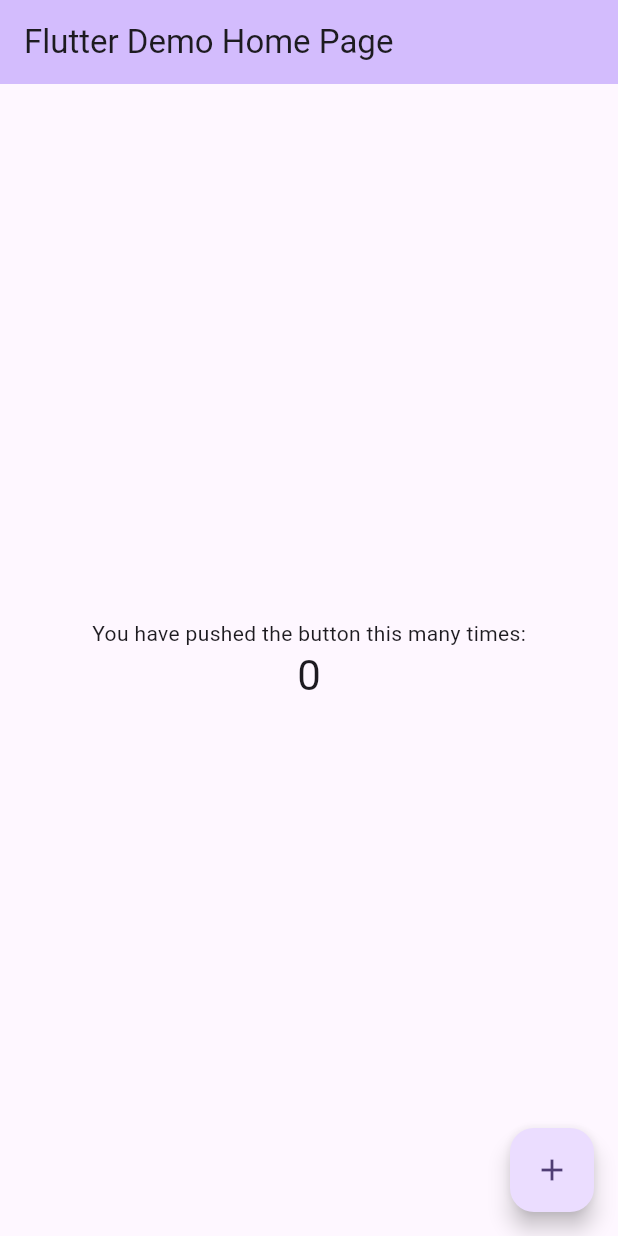
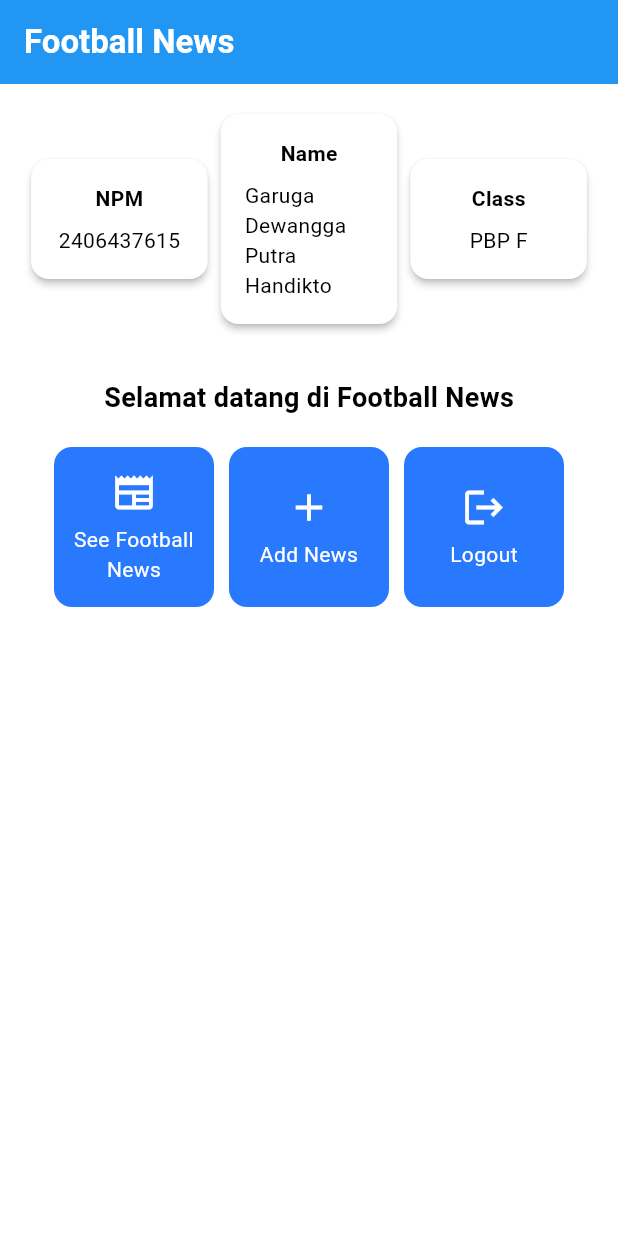
Before and after one commit to grdph123/football-news-mobile, a Flutter app: the screen it shows after launch, on a phone screen of 412 x 824 dp. Run offline on Flutter 3.47's test engine with Material 3 defaults, Android fonts, the phone set to English and light mode, and no system bars.

Commit message:
tutorial 6 selesai

```diff
--- a/lib/main.dart
+++ b/lib/main.dart
@@ -1,4 +1,5 @@
 import 'package:flutter/material.dart';
+import 'menu.dart';
 
 void main() {
   runApp(const MyApp());
@@ -7,116 +8,15 @@ void main() {
 class MyApp extends StatelessWidget {
   const MyApp({super.key});
 
-  // This widget is the root of your application.
   @override
   Widget build(BuildContext context) {
     return MaterialApp(
-      title: 'Flutter Demo',
+      title: 'Football News',
       theme: ThemeData(
-        // This is the theme of your application.
-        //
-        // TRY THIS: Try running your application with "flutter run". You'll see
-        // the application has a purple toolbar. Then, without quitting the app,
-        // try changing the seedColor in the colorScheme below to Colors.green
-        // and then invoke "hot reload" (save your changes or press the "hot
-        // reload" button in a Flutter-supported IDE, or press "r" if you used
-        // the command line to start the app).
-        //
-        // Notice that the counter didn't reset back to zero; the application
-        // state is not lost during the reload. To reset the state, use hot
-        // restart instead.
-        //
-        // This works for code too, not just values: Most code changes can be
-        // tested with just a hot reload.
-        colorScheme: ColorScheme.fromSeed(seedColor: Colors.deepPurple),
+        colorScheme: ColorScheme.fromSwatch(primarySwatch: Colors.blue)
+            .copyWith(secondary: Colors.blueAccent[400]),
       ),
-      home: const MyHomePage(title: 'Flutter Demo Home Page'),
+      home: MyHomePage(),
     );
   }
 }
-
-class MyHomePage extends StatefulWidget {
-  const MyHomePage({super.key, required this.title});
-
-  // This widget is the home page of your application. It is stateful, meaning
-  // that it has a State object (defined below) that contains fields that affect
-  // how it looks.
-
-  // This class is the configuration for the state. It holds the values (in this
-  // case the title) provided by the parent (in this case the App widget) and
-  // used by the build method of the State. Fields in a Widget subclass are
-  // always marked "final".
-
-  final String title;
-
-  @override
-  State<MyHomePage> createState() => _MyHomePageState();
-}
-
-class _MyHomePageState extends State<MyHomePage> {
-  int _counter = 0;
-
-  void _incrementCounter() {
-    setState(() {
-      // This call to setState tells the Flutter framework that something has
-      // changed in this State, which causes it to rerun the build method below
-      // so that the display can reflect the updated values. If we changed
-      // _counter without calling setState(), then the build method would not be
-      // called again, and so nothing would appear to happen.
-      _counter++;
-    });
-  }
-
-  @override
-  Widget build(BuildContext context) {
-    // This method is rerun every time setState is called, for instance as done
-    // by the _incrementCounter method above.
-    //
-    // The Flutter framework has been optimized to make rerunning build methods
-    // fast, so that you can just rebuild anything that needs updating rather
-    // than having to individually change instances of widgets.
-    return Scaffold(
-      appBar: AppBar(
-        // TRY THIS: Try changing the color here to a specific color (to
-        // Colors.amber, perhaps?) and trigger a hot reload to see the AppBar
-        // change color while the other colors stay the same.
-        backgroundColor: Theme.of(context).colorScheme.inversePrimary,
-        // Here we take the value from the MyHomePage object that was created by
-        // the App.build method, and use it to set our appbar title.
-        title: Text(widget.title),
-      ),
-      body: Center(
-        // Center is a layout widget. It takes a single child and positions it
-        // in the middle of the parent.
-        child: Column(
-          // Column is also a layout widget. It takes a list of children and
-          // arranges them vertically. By default, it sizes itself to fit its
-          // children horizontally, and tries to be as tall as its parent.
-          //
-          // Column has various properties to control how it sizes itself and
-          // how it positions its children. Here we use mainAxisAlignment to
-          // center the children vertically; the main axis here is the vertical
-          // axis because Columns are vertical (the cross axis would be
-          // horizontal).
-          //
-          // TRY THIS: Invoke "debug painting" (choose the "Toggle Debug Paint"
-          // action in the IDE, or press "p" in the console), to see the
-          // wireframe for each widget.
-          mainAxisAlignment: MainAxisAlignment.center,
-          children: <Widget>[
-            const Text('You have pushed the button this many times:'),
-            Text(
-              '$_counter',
-              style: Theme.of(context).textTheme.headlineMedium,
-            ),
-          ],
-        ),
-      ),
-      floatingActionButton: FloatingActionButton(
-        onPressed: _incrementCounter,
-        tooltip: 'Increment',
-        child: const Icon(Icons.add),
-      ), // This trailing comma makes auto-formatting nicer for build methods.
-    );
-  }
-}
--- /dev/null
+++ b/lib/menu.dart
@@ -0,0 +1,154 @@
+import 'package:flutter/material.dart';
+
+class ItemHomepage {
+  final String name;
+  final IconData icon;
+
+  ItemHomepage(this.name, this.icon);
+}
+
+class InfoCard extends StatelessWidget {
+  final String title;
+  final String content;
+
+  const InfoCard({super.key, required this.title, required this.content});
+
+  @override
+  Widget build(BuildContext context) {
+    return Card(
+      elevation: 2.0,
+      child: Container(
+        width: MediaQuery.of(context).size.width / 3.5,
+        padding: const EdgeInsets.all(16.0),
+        child: Column(
+          children: [
+            Text(
+              title,
+              style: const TextStyle(fontWeight: FontWeight.bold),
+            ),
+            const SizedBox(height: 8.0),
+            Text(content),
+          ],
+        ),
+      ),
+    );
+  }
+}
+
+class ItemCard extends StatelessWidget {
+  final ItemHomepage item;
+
+  const ItemCard(this.item, {super.key});
+
+  @override
+  Widget build(BuildContext context) {
+    return Material(
+      color: Theme.of(context).colorScheme.secondary,
+      borderRadius: BorderRadius.circular(12),
+      child: InkWell(
+        onTap: () {
+          ScaffoldMessenger.of(context)
+            ..hideCurrentSnackBar()
+            ..showSnackBar(
+              SnackBar(content: Text("Kamu telah menekan tombol ${item.name}!"))
+            );
+        },
+        child: Container(
+          padding: const EdgeInsets.all(8),
+          child: Center(
+            child: Column(
+              mainAxisAlignment: MainAxisAlignment.center,
+              children: [
+                Icon(
+                  item.icon,
+                  color: Colors.white,
+                  size: 30.0,
+                ),
+                const Padding(padding: EdgeInsets.all(3)),
+                Text(
+                  item.name,
+                  textAlign: TextAlign.center,
+                  style: const TextStyle(color: Colors.white),
+                ),
+              ],
+            ),
+          ),
+        ),
+      ),
+    );
+  }
+}
+
+class MyHomePage extends StatelessWidget {
+  MyHomePage({super.key});
+
+  final String nama = "Garuga Dewangga Putra Handikto";
+  final String npm = "2406437615";
+  final String kelas = "PBP F";
+
+  final List<ItemHomepage> items = [
+    ItemHomepage("See Football News", Icons.newspaper),
+    ItemHomepage("Add News", Icons.add),
+    ItemHomepage("Logout", Icons.logout),
+  ];
+
+  @override
+  Widget build(BuildContext context) {
+    return Scaffold(
+      appBar: AppBar(
+        title: const Text(
+          'Football News',
+          style: TextStyle(
+            color: Colors.white,
+            fontWeight: FontWeight.bold,
+          ),
+        ),
+        backgroundColor: Theme.of(context).colorScheme.primary,
+      ),
+      body: Padding(
+        padding: const EdgeInsets.all(16.0),
+        child: Column(
+          crossAxisAlignment: CrossAxisAlignment.center,
+          children: [
+            Row(
+              mainAxisAlignment: MainAxisAlignment.spaceEvenly,
+              children: [
+                InfoCard(title: 'NPM', content: npm),
+                InfoCard(title: 'Name', content: nama),
+                InfoCard(title: 'Class', content: kelas),
+              ],
+            ),
+            const SizedBox(height: 16.0),
+            Center(
+              child: Column(
+                children: [
+                  const Padding(
+                    padding: EdgeInsets.only(top: 16.0),
+                    child: Text(
+                      'Selamat datang di Football News',
+                      style: TextStyle(
+                        fontWeight: FontWeight.bold,
+                        fontSize: 18.0,
+                      ),
+                    ),
+                  ),
+                  GridView.count(
+                    primary: true,
+                    padding: const EdgeInsets.all(20),
+                    crossAxisSpacing: 10,
+                    mainAxisSpacing: 10,
+                    crossAxisCount: 3,
+                    shrinkWrap: true,
+                    children: items.map((ItemHomepage item) {
+                      return ItemCard(item);
+                    }).toList(),
+                  ),
+                ],
+              ),
+            ),
+          ],
+        ),
+      ),
+    );
+  }
+}
```
